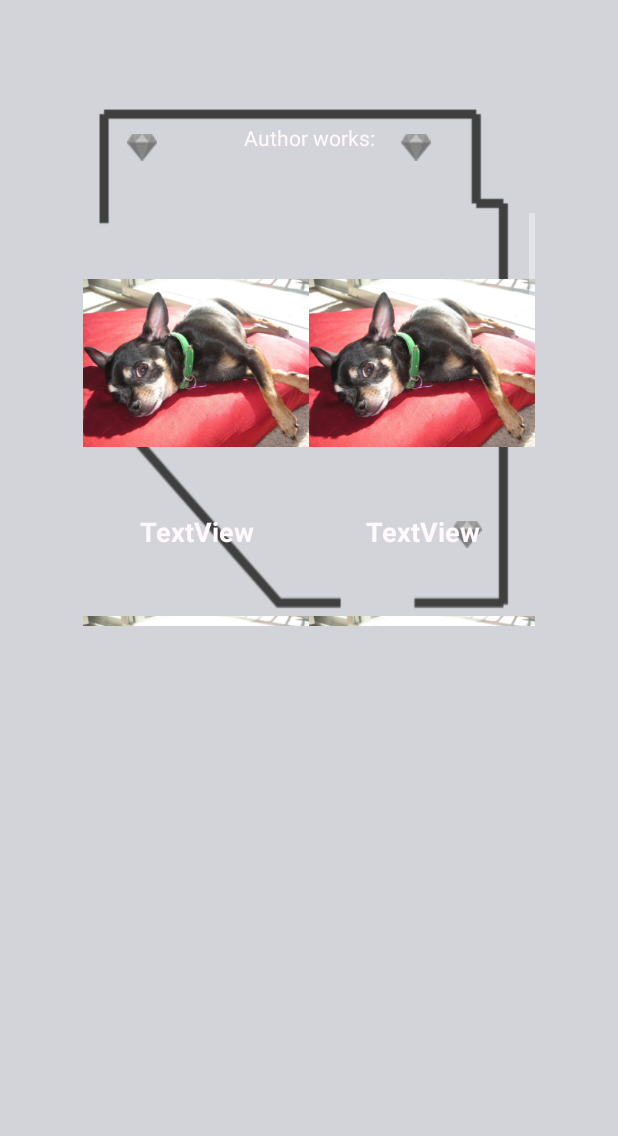
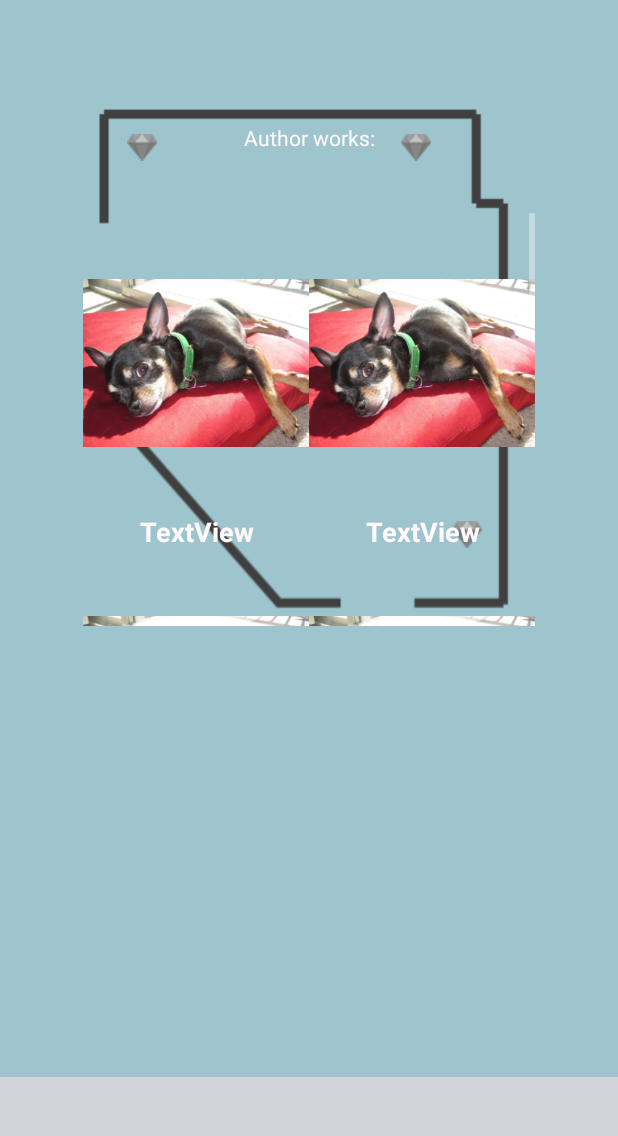
Before and after one commit to MuseumGuide/stickers-museum, an Android app: the fragment GalleryFrag placed in its activity, on a phone screen of 412 x 824 dp, the part 84-1220 px from its top. Run offline under Robolectric (Android 15) with nearby library versions, the phone set to English and light mode, and no system bars; libraries missing offline, so code that uses them is left out: com.estimote.sdk, uk.co.senab; 3 statements that could not run were skipped.

```diff
--- a/app/src/main/AndroidManifest.xml
+++ b/app/src/main/AndroidManifest.xml
@@ -21,7 +21,10 @@
                 <category android:name="android.intent.category.LAUNCHER" />
             </intent-filter>
         </activity>
-        <activity android:name=".Room"></activity>
+        <activity
+            android:name=".Room"
+            android:theme="@style/RoomTheme">
+        </activity>
         <activity android:name=".MainActivity"></activity>
     </application>
 
--- a/app/src/main/res/values/colors.xml
+++ b/app/src/main/res/values/colors.xml
@@ -4,8 +4,9 @@
     <color name="colorPrimary">#d3d4d9</color>
     <!--elements background and status bar-->
     <color name="colorPrimaryDark">#252627</color>
-    <!--warning elements-->
+    <!--warning/highlight elements-->
     <color name="colorWarning">#e93143</color>
+    <color name="colorAccentLight">#9ec5cd</color>
     <color name="colorAccent">#4bbba2</color>
     <!--light text-->
     <color name="colorLight">#fff9fb</color>
--- a/app/src/main/res/values/styles.xml
+++ b/app/src/main/res/values/styles.xml
@@ -7,6 +7,10 @@
         <item name="colorAccent">@color/colorAccent</item>
         <item name="android:windowBackground">@color/colorPrimary</item>
         <item name="android:textColor">@color/colorPrimaryDark</item>
+    </style>
+
+    <style name="RoomTheme" parent="AppTheme">
+        <item name="android:windowBackground">@color/colorAccentLight</item>
     </style>
 
     <style name="SplashTheme" parent="Theme.AppCompat.NoActionBar">
```
Also changed, not shown: app/src/main/res/drawable-hdpi/gui_map_background.png (added), app/src/main/res/drawable-mdpi/gui_map_background.png (added), app/src/main/res/drawable-xhdpi/gui_map_background.png (added), app/src/main/res/drawable-xxhdpi/gui_map_background.png (added), app/src/main/res/drawable-xxxhdpi/gui_map_background.png (added).
